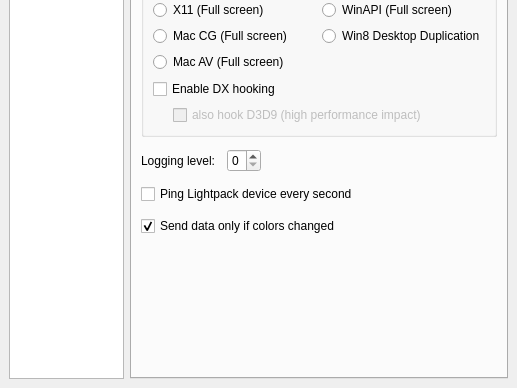
woodenshark/Lightpack, file Software/src/SettingsWindow.ui: the form before one commit; both pictures show x 0 to 517 and y 296 to 684 of the 517 by 684 pixel window.
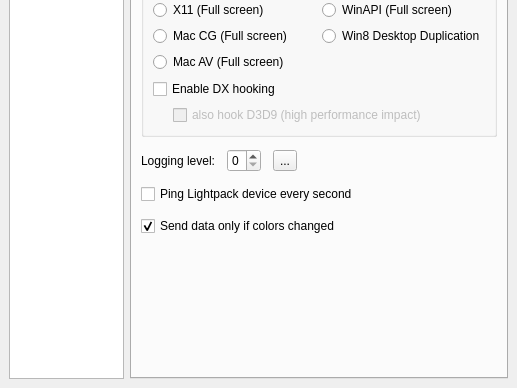
The form after the commit. The open tabs and pages were chosen to show the change. Icons and pictures are not drawn. Custom widgets are drawn as their Qt base class.

Commit message: settings window: expert: open log dir button

The edit to the form file:
```diff
--- a/Software/src/SettingsWindow.ui
+++ b/Software/src/SettingsWindow.ui
@@ -2807,6 +2807,20 @@
             </property>
            </widget>
           </item>
+          <item>
+           <widget class="QToolButton" name="toolButton_OpenLogs">
+            <property name="toolTip">
+             <string>open Log folder</string>
+            </property>
+            <property name="text">
+             <string>...</string>
+            </property>
+            <property name="icon">
+             <iconset resource="../res/LightpackResources.qrc">
+              <normaloff>:/buttons/arrow_right_dark_24px.png</normaloff>:/buttons/arrow_right_dark_24px.png</iconset>
+            </property>
+           </widget>
+          </item>
           <item>
            <spacer name="horizontalSpacer_2">
             <property name="orientation">
```
Left out of the diff: 1 changed line with no effect on the pictures. The commit also changes 2 other files.
